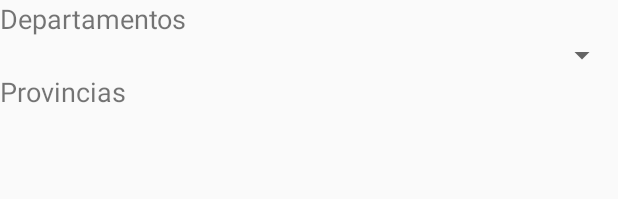
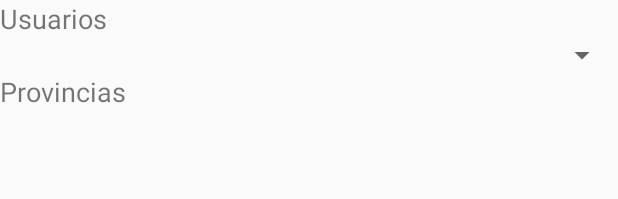
Before and after one commit to Golai/Taller3Android, an Android app: the layout activity_listar.xml on its own in the app's theme, with its tools: preview values and no code run, on a phone screen of 412 x 824 dp. Shown: the top 199 px of the screen. Run offline under Robolectric (Android 15) with nearby library versions, the phone set to English and light mode, and no system bars.

Commit message:
hice cosas pero todo se jode en la linea 79

```diff
--- a/app/src/main/AndroidManifest.xml
+++ b/app/src/main/AndroidManifest.xml
@@ -13,6 +13,7 @@
         android:supportsRtl="true"
         android:theme="@style/AppTheme">
         <activity android:name=".RegistroActivity"></activity>
+        <activity android:name=".ListaLugares"></activity>
         <activity android:name=".LoginActivity">
             <intent-filter>
                 <action android:name="android.intent.action.MAIN" />
--- a/app/src/main/java/com/example/taller3/LoginActivity.java
+++ b/app/src/main/java/com/example/taller3/LoginActivity.java
@@ -35,7 +35,7 @@ public class LoginActivity extends AppCompatActivity implements View.OnClickList
         data = findViewById(R.id.datos);
     }
 
-    public void ingresar(View v) {
+    public void ingresar(View k) {
         Intent ir = new Intent(this, ListaLugares.class);
         ir.addFlags(ir.FLAG_ACTIVITY_CLEAR_TOP | ir.FLAG_ACTIVITY_CLEAR_TASK);
         startActivity(ir);
--- a/app/src/main/res/layout/activity_listar.xml
+++ b/app/src/main/res/layout/activity_listar.xml
@@ -10,14 +10,15 @@
         android:id="@+id/textView"
         android:layout_width="match_parent"
         android:layout_height="wrap_content"
-        android:text="TextView"
+        android:text="Usuarios"
         android:textSize="18sp"
-        tools:text="Departamentos" />
+        tools:visibility="visible" />
 
     <Spinner
-        android:id="@+id/spinDeparta"
+        android:id="@+id/spinUsuarios"
         android:layout_width="match_parent"
-        android:layout_height="wrap_content" />
+        android:layout_height="wrap_content"
+        android:visibility="visible" />
 
     <TextView
         android:id="@+id/textView2"
```
Also changed, not shown: app/src/main/java/com/example/taller3/ListaLugares.java (+72 -89 lines).
